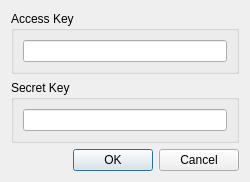
Old version of the form res/ui/KeySettingDialog.ui in the repository homubee/Ncloud-CdnPurger.
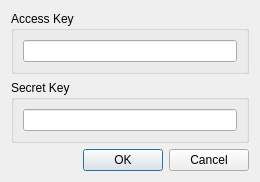
New version of the form.

Commit message: #3 Change ui component names

```diff
--- a/res/ui/KeySettingDialog.ui
+++ b/res/ui/KeySettingDialog.ui
@@ -6,7 +6,7 @@
    <rect>
     <x>0</x>
     <y>0</y>
-    <width>250</width>
+    <width>260</width>
     <height>170</height>
    </rect>
   </property>
```
Left out of the diff: 8 changed lines with no effect on the pictures. The commit also changes 4 other files.
